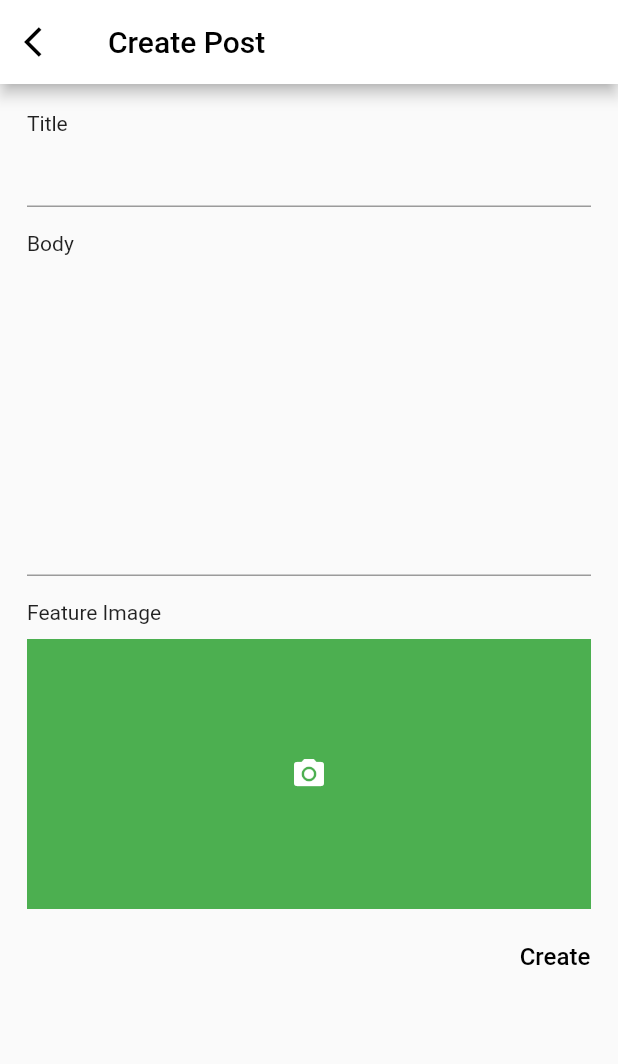
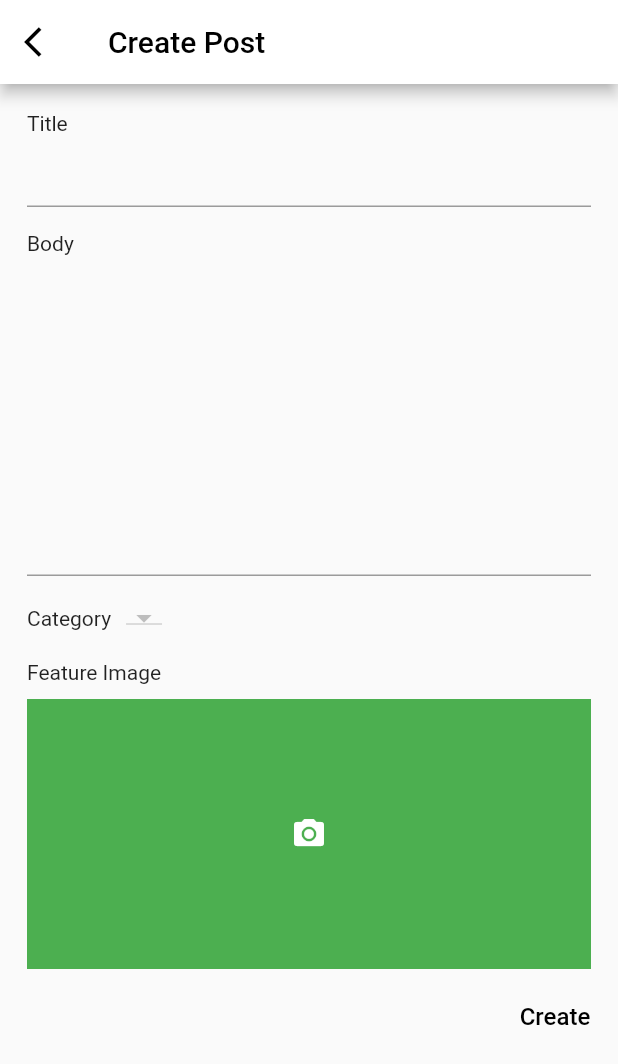
Before and after one commit to hydev777/Blogging, a Flutter app: the BlogFeed screen opened by its route, after a tap on the "add" icon, after a tap on "Create", on a phone screen of 412 x 824 dp. Shown: the top 1064 px of the screen. Run offline on Flutter 3.47's test engine with Material 2 defaults, Android fonts, the light colour scheme and no system bars; our stand-ins replace cloud_firestore, firebase_auth, firebase_core, firebase_storage, go_router, google_sign_in and 2 more; accounts and stored records are empty.

Commit message:
feat(create_post): create post completed

```diff
--- a/lib/view/screens/blog_create_blog/blog_create_blog.dart
+++ b/lib/view/screens/blog_create_blog/blog_create_blog.dart
@@ -1,6 +1,7 @@
 import 'dart:convert';
 import 'dart:io';
 
+import 'package:cloud_firestore/cloud_firestore.dart';
 import 'package:flutter/material.dart';
 import 'package:go_router/go_router.dart';
 import 'package:image_picker/image_picker.dart';
@@ -18,6 +19,7 @@ class CreateBlog extends StatefulWidget {
 class _CreateBlogState extends State<CreateBlog> {
 
   File? image;
+  String? base64Image;
   bool? showFeatureImage = false;
   Image? featureImage;
   FileUpload? imageToUpload;
@@ -25,6 +27,7 @@ class _CreateBlogState extends State<CreateBlog> {
   String? title;
   String? body;
   List<String>? categories = [];
+  String? categoryDropdownValue;
 
   void _pickImage() async {
     final ImagePicker picker = ImagePicker();
@@ -35,7 +38,7 @@ class _CreateBlogState extends State<CreateBlog> {
 
       image = File(photo.path.toString());
       List<int> imageBytes = File(photo.path.toString()).readAsBytesSync();
-      String base64Image = base64Encode(imageBytes);
+      base64Image = base64Encode(imageBytes);
       imageToUpload = FileUpload();
       imageToUpload!.path = photo.path.toString();
       imageToUpload!.type = 'image';
@@ -43,12 +46,42 @@ class _CreateBlogState extends State<CreateBlog> {
 
       setState(() {
         showFeatureImage = !showFeatureImage!;
-        featureImage = Image.memory(base64Decode(base64Image));
+        featureImage = Image.memory(base64Decode(base64Image!));
       });
 
     } else {
       // User canceled the picker
     }
+  }
+
+  Future<void> getCategories() async {
+
+    final db = FirebaseFirestore.instance;
+
+    await db.collection("category").get().then((event) {
+      for (var doc in event.docs) {
+
+        setState(() {
+          categories!.add(doc.data()['name']);
+        });
+
+      }
+    });
+
+    if(categories!.isNotEmpty) {
+
+      categoryDropdownValue = categories![0];
+
+    }
+
+  }
+
+  @override
+  void initState() {
+    super.initState();
+
+    getCategories();
+
   }
 
   @override
@@ -110,6 +143,32 @@ class _CreateBlogState extends State<CreateBlog> {
 
               Padding(
                 padding: const EdgeInsets.all(8.0),
+                child: Row(
+                  children: [
+                    const Text('Category'),
+                    SizedBox(width: 10,),
+                    DropdownButton(
+                      onChanged: (String? value) {
+
+                        setState(() {
+                          categoryDropdownValue = value;
+                        });
+
+                      },
+                      value: categoryDropdownValue,
+                      items: categories!.map<DropdownMenuItem<String>>((String value) {
+                        return DropdownMenuItem<String>(
+                          value: value,
+                          child: Text(value),
+                        );
+                      }).toList(),
+                    ),
+                  ],
+                ),
+              ),
+
+              Padding(
+                padding: const EdgeInsets.all(8.0),
                 child: Column(
                   crossAxisAlignment: CrossAxisAlignment.start,
                   children: [
@@ -139,11 +198,14 @@ class _CreateBlogState extends State<CreateBlog> {
                   children: [
                     TextButton(onPressed: (){
 
-                      final imageStorage = FirebaseStorage.instance;
+                      final db = FirebaseFirestore.instance;
 
-                      if(title!.isNotEmpty && body!.isNotEmpty) {
+                      if( title!.isNotEmpty && body!.isNotEmpty && categoryDropdownValue!.isNotEmpty && base64Image!.isNotEmpty) {
 
+                        final data = {"title": title, "body": body, "category": categoryDropdownValue, "image": base64Image};
 
+                        db.collection("posts").add(data).then((documentSnapshot) =>
+                            print("Added Data with ID: ${documentSnapshot.id}"));
 
                       }
 
--- a/lib/view/screens/blog_feed/blog_feed.dart
+++ b/lib/view/screens/blog_feed/blog_feed.dart
@@ -15,7 +15,8 @@ class BlogFeed extends StatefulWidget {
 class _BlogFeedState extends State<BlogFeed> {
 
   List<Map<String, dynamic>>? posts = [];
-  final Stream<QuerySnapshot> _postsStream = FirebaseFirestore.instance.collection('users').snapshots();
+  List<String>? categories = ["none"];
+  String? categoryDropdownValue;
 
   Future<void> getPosts() async {
 
@@ -29,7 +30,7 @@ class _BlogFeedState extends State<BlogFeed> {
         switch (change.type) {
           case DocumentChangeType.added:
             setState(() {
-              posts!.add({ "title" : change.doc.data()!['title'], "body": change.doc.data()!['body'] });
+              posts!.add({ "title" : change.doc.data()!['title'], "body": change.doc.data()!['body'], "category":  change.doc.data()!['category']});
             });
             break;
           case DocumentChangeType.modified:
@@ -45,9 +46,32 @@ class _BlogFeedState extends State<BlogFeed> {
 
   }
 
+  Future<void> getCategories() async {
+
+    final db = FirebaseFirestore.instance;
+
+    await db.collection("category").get().then((event) {
+      for (var doc in event.docs) {
+
+        setState(() {
+          categories!.add(doc.data()['name']);
+        });
+
+      }
+    });
+
+    if(categories!.isNotEmpty) {
+
+      categoryDropdownValue = categories![0];
+
+    }
+
+  }
+
   @override
   void initState() {
     getPosts();
+    getCategories();
     super.initState();
   }
 
@@ -59,11 +83,78 @@ class _BlogFeedState extends State<BlogFeed> {
           title: const Text('Feed', style: TextStyle(color: Colors.black)),
           iconTheme: const IconThemeData(color: Colors.black),
         ),
-        body: ListView(
+        body: Column(
           children: [
+            Container(
+              padding: const EdgeInsets.all(5),
+              child: Align(
+                alignment: Alignment.centerLeft,
+                child: Row(
+                  children: [
+                    const Text('Filter by: '),
+                    DropdownButton(
+                      onChanged: (String? value) {
 
-            ...posts!.map((post) => BlogItem(title: post['title'], body: post['body'],)).toList(),
+                        setState(() {
+                          categoryDropdownValue = value;
+                        });
 
+                        final db = FirebaseFirestore.instance;
+                        posts = [];
+
+                        db.collection("posts").where("category", isEqualTo: value).get().then(
+                              (doc) async {
+
+                                if(value != "none") {
+
+                                  doc.docs.forEach((element) {
+
+                                    setState(() {
+                                      posts!.add(element.data());
+                                    });
+
+                                  });
+
+                                } else {
+
+                                  await db.collection("posts").get().then((event) {
+                                    for (var doc in event.docs) {
+
+                                      setState(() {
+                                        posts!.add({ "title" : doc.data()['title'], "body": doc.data()['body'], "category":  doc.data()['category']});
+                                      });
+
+                                    }
+                                  });
+
+                                }
+
+                              },
+                          onError: (e) => print("Error completing: $e"),
+                        );
+
+                      },
+                      value: categoryDropdownValue,
+                      items: categories!.map<DropdownMenuItem<String>>((String value) {
+                        return DropdownMenuItem<String>(
+                          value: value,
+                          child: Text(value),
+                        );
+                      }).toList(),
+                    ),
+                  ],
+                ),
+              ),
+            ),
+            Expanded(
+              child: ListView(
+                children: [
+
+                  ...posts!.map((post) => BlogItem(title: post['title'], body: post['body'],)).toList(),
+
+                ],
+              ),
+            ),
           ],
         ),
         drawer: Drawer(
```
